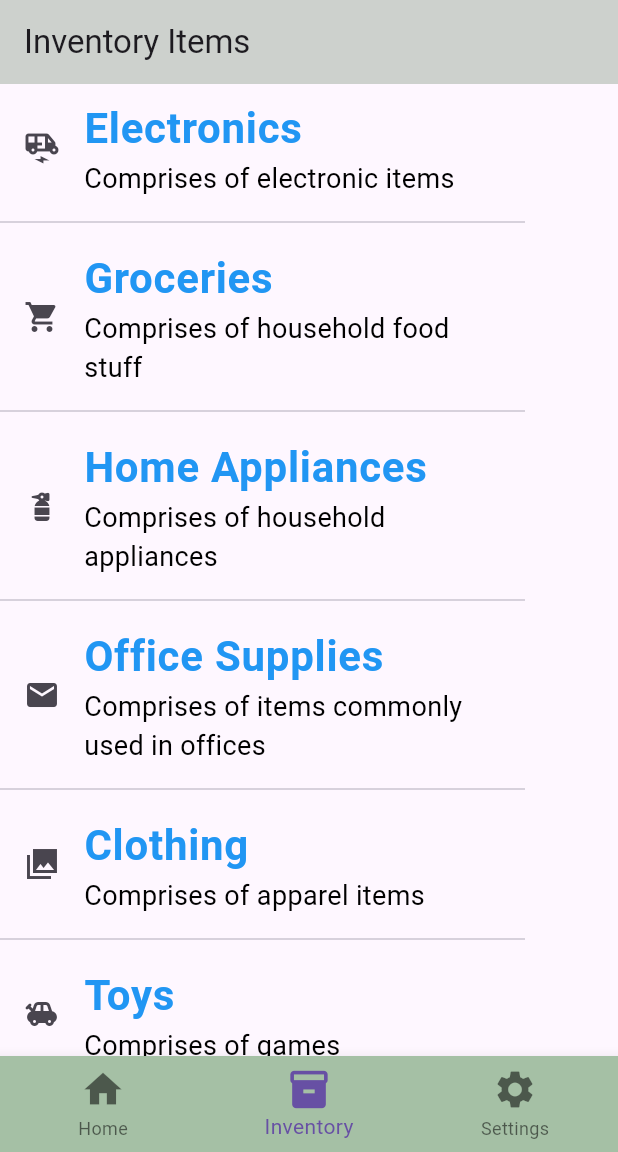
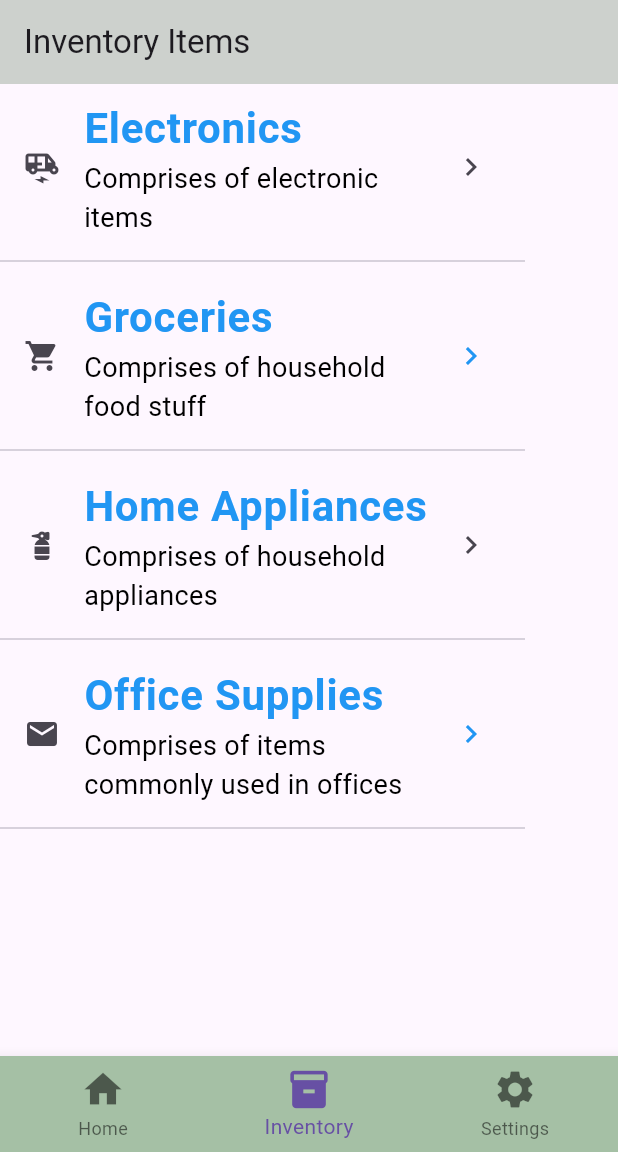
Before and after one commit to ogiki477/inventory_management_system, a Flutter app: the screen it shows after launch, item 2 of the bottom bar chosen, on a phone screen of 412 x 824 dp, the part 84-1236 px from its top. Run offline on Flutter 3.47's test engine with Material 3 defaults, Android fonts, the phone set to English and light mode, and no system bars; our stand-ins replace flutter_dotenv.

Commit message:
more changes

```diff
--- a/lib/Screens/homescreen.dart
+++ b/lib/Screens/homescreen.dart
@@ -10,7 +10,13 @@ class HomeScreen extends StatelessWidget {
         backgroundColor: const Color.fromARGB(255, 205, 209, 205),
         elevation: 20,
       ),
-      body: const Text("Coming Soon!!!!"),
+      body: Container(
+        decoration: const BoxDecoration(
+            gradient: LinearGradient(colors: [
+          Colors.green,
+          Colors.yellow,
+        ])),
+      ),
     );
   }
 }
--- a/lib/Screens/inventoryscreen.dart
+++ b/lib/Screens/inventoryscreen.dart
@@ -1,4 +1,5 @@
 import 'package:flutter/material.dart';
+import 'package:inventory_management_system/Screens/homescreen.dart';
 
 class InventoryScreen extends StatelessWidget {
   const InventoryScreen({super.key});
@@ -13,16 +14,16 @@ class InventoryScreen extends StatelessWidget {
         width: 350,
         //color: Colors.green,
         child: ListView(
-          children: const [
+          children: [
             ListTile(
-              title: Text(
+              title: const Text(
                 "Electronics",
                 style: TextStyle(
                     fontWeight: FontWeight.bold,
                     color: Colors.blue,
                     fontSize: 28),
               ),
-              subtitle: Text(
+              subtitle: const Text(
                 "Comprises of electronic items",
                 style: TextStyle(
                   fontWeight: FontWeight.normal,
@@ -30,18 +31,25 @@ class InventoryScreen extends StatelessWidget {
                   fontSize: 18,
                 ),
               ),
-              leading: Icon(Icons.electric_rickshaw),
+              leading: const Icon(Icons.electric_rickshaw),
+              trailing: const Icon(Icons.chevron_right),
+              onTap: () {
+                Navigator.push(
+                  context,
+                  MaterialPageRoute(builder: (context) => const HomeScreen()),
+                );
+              },
             ),
-            Divider(),
+            const Divider(),
             ListTile(
-              title: Text(
+              title: const Text(
                 "Groceries",
                 style: TextStyle(
                     fontWeight: FontWeight.bold,
                     color: Colors.blue,
                     fontSize: 28),
               ),
-              subtitle: Text(
+              subtitle: const Text(
                 "Comprises of household food stuff",
                 style: TextStyle(
                   fontWeight: FontWeight.normal,
@@ -49,18 +57,25 @@ class InventoryScreen extends StatelessWidget {
                   fontSize: 18,
                 ),
               ),
-              leading: Icon(Icons.local_grocery_store),
+              leading: const Icon(Icons.local_grocery_store),
+              trailing: const Icon(
+                Icons.chevron_right,
+                color: Colors.blue,
+              ),
+              onTap: () {
+                Navigator.pushNamed(context, '/homepage');
+              },
             ),
-            Divider(),
+            const Divider(),
             ListTile(
-              title: Text(
+              title: const Text(
                 "Home Appliances",
                 style: TextStyle(
                     fontWeight: FontWeight.bold,
                     color: Colors.blue,
                     fontSize: 28),
               ),
-              subtitle: Text(
+              subtitle: const Text(
                 "Comprises of household appliances",
                 style: TextStyle(
                   fontWeight: FontWeight.normal,
@@ -68,18 +83,25 @@ class InventoryScreen extends StatelessWidget {
                   fontSize: 18,
                 ),
               ),
-              leading: Icon(Icons.fire_extinguisher_rounded),
+              leading: const Icon(Icons.fire_extinguisher_rounded),
+              trailing: const Icon(Icons.chevron_right),
+              onTap: () {
+                Navigator.push(
+                  context,
+                  MaterialPageRoute(builder: (context) => const HomeScreen()),
+                );
+              },
             ),
             Divider(),
             ListTile(
-              title: Text(
+              title: const Text(
                 "Office Supplies",
                 style: TextStyle(
                     fontWeight: FontWeight.bold,
                     color: Colors.blue,
                     fontSize: 28),
               ),
-              subtitle: Text(
+              subtitle: const Text(
                 "Comprises of items commonly used in offices",
                 style: TextStyle(
                   fontWeight: FontWeight.normal,
@@ -87,46 +109,16 @@ class InventoryScreen extends StatelessWidget {
                   fontSize: 18,
                 ),
               ),
-              leading: Icon(Icons.local_post_office),
+              leading: const Icon(Icons.local_post_office),
+              trailing: const Icon(
+                Icons.chevron_right,
+                color: Colors.blue,
+              ),
+              onTap: () {
+                Navigator.pushNamed(context, '/homepage');
+              },
             ),
-            Divider(),
-            ListTile(
-              title: Text(
-                "Clothing",
-                style: TextStyle(
-                    fontWeight: FontWeight.bold,
-                    color: Colors.blue,
-                    fontSize: 28),
-              ),
-              subtitle: Text(
-                "Comprises of apparel items",
-                style: TextStyle(
-                  fontWeight: FontWeight.normal,
-                  color: Colors.black,
-                  fontSize: 18,
-                ),
-              ),
-              leading: Icon(Icons.collections_sharp),
-            ),
-            Divider(),
-            ListTile(
-              title: Text(
-                "Toys",
-                style: TextStyle(
-                    fontWeight: FontWeight.bold,
-                    color: Colors.blue,
-                    fontSize: 28),
-              ),
-              subtitle: Text(
-                "Comprises of games",
-                style: TextStyle(
-                  fontWeight: FontWeight.normal,
-                  color: Colors.black,
-                  fontSize: 18,
-                ),
-              ),
-              leading: Icon(Icons.toys),
-            ),
+            const Divider(),
           ],
         ),
       ),
--- a/lib/main.dart
+++ b/lib/main.dart
@@ -1,4 +1,5 @@
 import 'package:flutter/material.dart';
+import 'package:inventory_management_system/Screens/homescreen.dart';
 import 'package:inventory_management_system/starterpage.dart';
 import 'package:flutter_dotenv/flutter_dotenv.dart';
 
@@ -14,6 +15,9 @@
     return MaterialApp(
       debugShowCheckedModeBanner: false,
       home: StarterPage('${dotenv.env['APP_NAME']}'),
+      routes: {
+        '/homepage': (context) => const HomeScreen(),
+      },
     );
   }
 }
```
